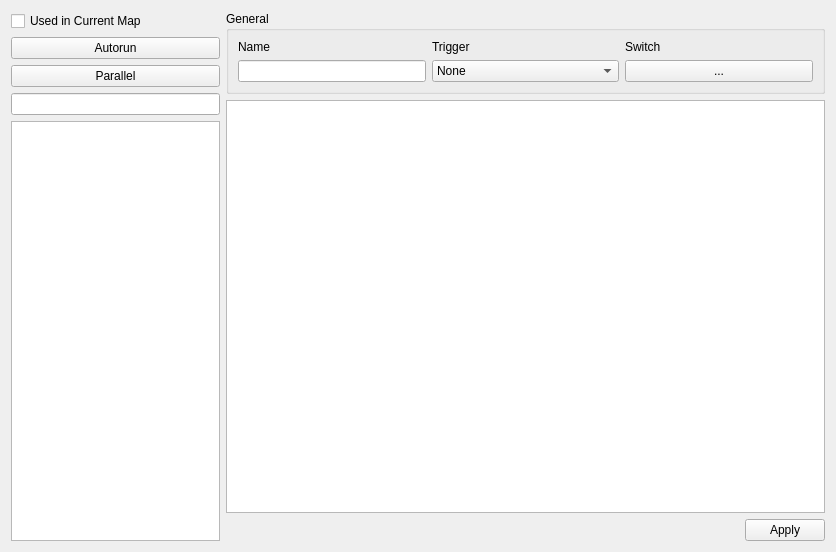
The window that src/ui/tabs/common_events_tab.ui (DimichGD/FHEditor) describes before a commit, drawn with Qt 5.
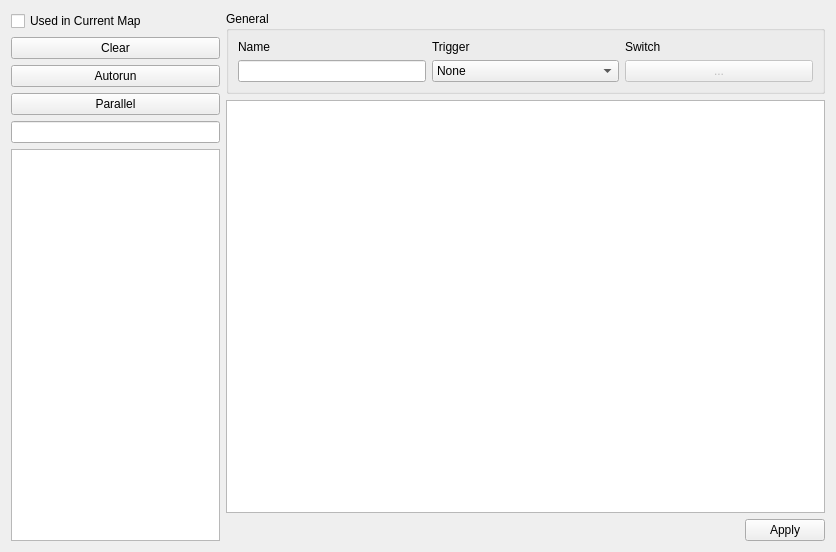
The same window after the commit. Custom widgets are drawn as their Qt base class.

The edit to the form file:
```diff
--- a/src/ui/tabs/common_events_tab.ui
+++ b/src/ui/tabs/common_events_tab.ui
@@ -25,6 +25,13 @@
          </property>
         </widget>
        </item>
+       <item>
+        <widget class="QPushButton" name="clearFilterButton">
+         <property name="text">
+          <string>Clear</string>
+         </property>
+        </widget>
+       </item>
        <item>
         <widget class="QPushButton" name="autorunButton">
          <property name="text">
@@ -142,6 +149,9 @@
           </item>
           <item row="1" column="2">
            <widget class="SelectorButton" name="eventSwitchButton">
+            <property name="enabled">
+             <bool>false</bool>
+            </property>
             <property name="text">
              <string>...</string>
             </property>
@@ -226,16 +236,16 @@
   </action>
  </widget>
  <customwidgets>
-  <customwidget>
-   <class>BaseTable</class>
-   <extends>QTableView</extends>
-   <header>base_table.hpp</header>
-  </customwidget>
   <customwidget>
    <class>SelectorButton</class>
    <extends>QPushButton</extends>
    <header>selector_button.hpp</header>
   </customwidget>
+  <customwidget>
+   <class>BaseTable</class>
+   <extends>QTableView</extends>
+   <header>base_table.hpp</header>
+  </customwidget>
   <customwidget>
    <class>EventContentList</class>
    <extends>QListView</extends>
```
Left out of the diff: 6 changed lines with no effect on the pictures.
